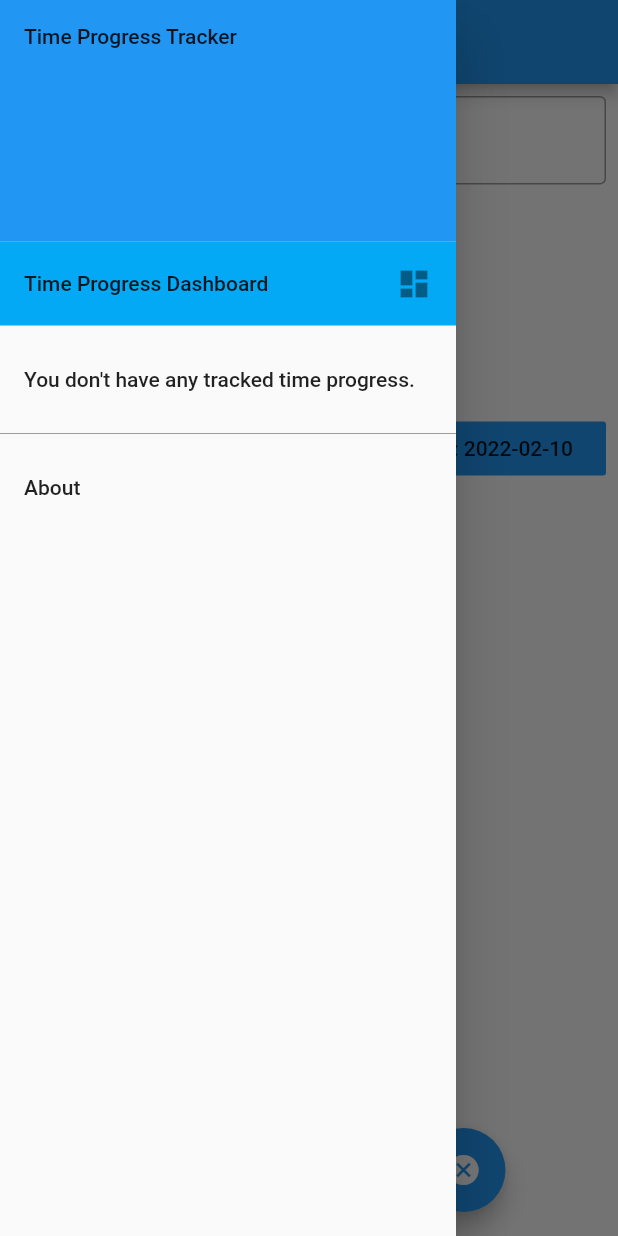
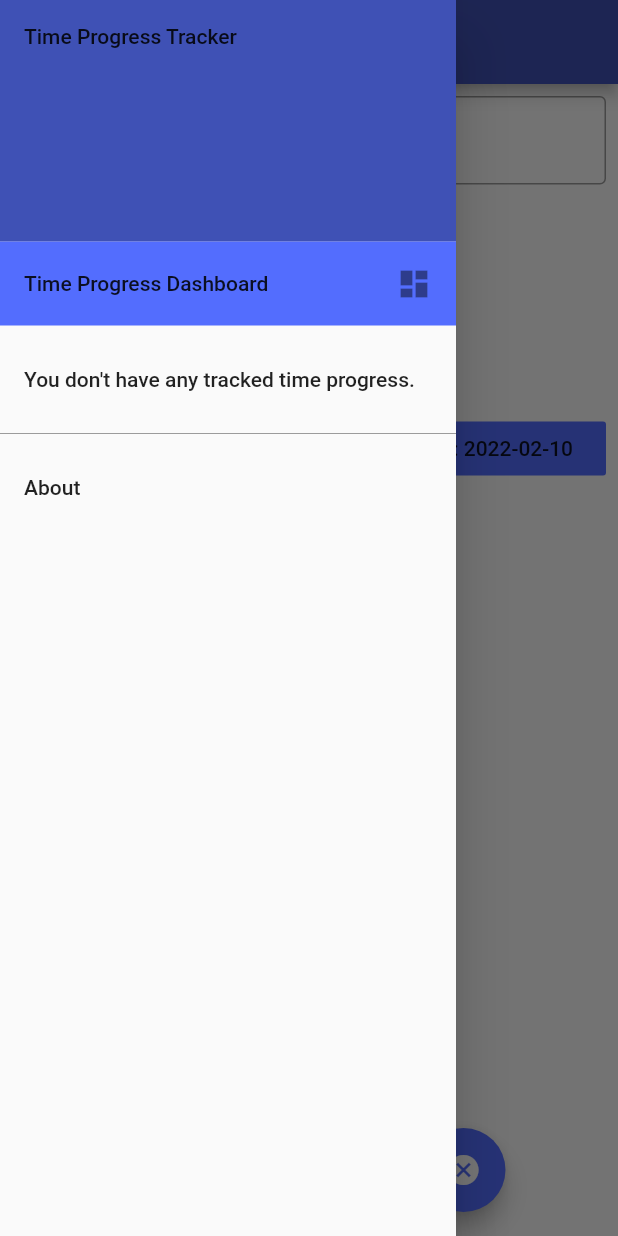
Before and after one commit to andreas-fahrecker/time_progress_tracker, a Flutter app: the ProgressCreationScreen screen opened by its route, with the side drawer open, on a phone screen of 412 x 824 dp. Run offline on Flutter 3.47's test engine with Material 2 defaults, Android fonts, the phone set to English and light mode, and no system bars; our stand-ins replace flutter_redux, package_info, percent_indicator, redux, shared_preferences; accounts and stored records are empty.

Commit message:
Started Using ThemeData, Changed Primary Color to indigo and corrected logo to indigo.
Signed-off-by: Andreas Fahrecker <AndreasFahrecker@gmail.com>

```diff
--- a/lib/app.dart
+++ b/lib/app.dart
@@ -25,7 +25,9 @@ class TimeProgressTrackerApp extends StatelessWidget {
       child: MaterialApp(
         title: name,
         theme: ThemeData(
-          primarySwatch: Colors.blue,
+          primarySwatch: Colors.indigo,
+          accentColor: Colors.indigoAccent,
+          brightness: Brightness.light,
           visualDensity: VisualDensity.adaptivePlatformDensity,
         ),
         initialRoute: ProgressDashboardScreen.routeName,
--- a/lib/screens/progress_creation_screen.dart
+++ b/lib/screens/progress_creation_screen.dart
@@ -61,6 +61,8 @@ class _ProgressCreationScreenState extends State<ProgressCreationScreen> {
 
   @override
   Widget build(BuildContext context) {
+    ThemeData appTheme = Theme.of(context);
+
     return Scaffold(
       appBar: AppBar(
         title: Text("Create Time Progress"),
@@ -95,7 +97,7 @@ class _ProgressCreationScreenState extends State<ProgressCreationScreen> {
                   Expanded(
                     flex: 5,
                     child: FlatButton(
-                      color: Colors.blue,
+                      color: appTheme.accentColor,
                       child: Text(
                           "Start Date: ${pickedStartTime.toLocal().toString().split(" ")[0]}"),
                       onPressed: () async {
@@ -115,7 +117,7 @@ class _ProgressCreationScreenState extends State<ProgressCreationScreen> {
                   Expanded(
                     flex: 5,
                     child: FlatButton(
-                      color: Colors.blue,
+                      color: appTheme.accentColor,
                       child: Text(
                           "End Date: ${pickedEndTime.toLocal().toString().split(" ")[0]}"),
                       onPressed: () async {
--- a/lib/widgets/app_drawer_widget.dart
+++ b/lib/widgets/app_drawer_widget.dart
@@ -21,6 +21,8 @@ class AppDrawer extends StatelessWidget {
 
   @override
   Widget build(BuildContext context) {
+    ThemeData appTheme = Theme.of(context);
+
     return Drawer(
       child: StoreConnector(
         converter: _ViewModel.fromStore,
@@ -34,11 +36,11 @@ class AppDrawer extends StatelessWidget {
           List<Widget> drawerTileList = List<Widget>();
           drawerTileList.add(DrawerHeader(
             child: Text(TimeProgressTrackerApp.name),
-            decoration: BoxDecoration(color: Colors.blue),
+            decoration: BoxDecoration(color: appTheme.primaryColor),
             margin: EdgeInsets.zero,
           ));
           drawerTileList.add(Container(
-            color: Colors.lightBlue,
+            color: appTheme.accentColor,
             margin: EdgeInsets.only(bottom: 8),
             child: ListTile(
               title: Text(ProgressDashboardScreen.title),
@@ -96,7 +98,7 @@ class AppDrawer extends StatelessWidget {
                     context: context,
                     applicationName: TimeProgressTrackerApp.name,
                     applicationVersion: " Version $appVersion",
-                    applicationLegalese: '\u00a9Andreas Fahrecker 2020');
+                    applicationLegalese: '\u00a9Andreas Fahrecker 2020-2021');
               },
             ),
           ));
--- a/lib/widgets/progress_detail_widgets/progress_detail_select_date_btn_widget.dart
+++ b/lib/widgets/progress_detail_widgets/progress_detail_select_date_btn_widget.dart
@@ -14,8 +14,10 @@ class ProgressDetailSelectDateButton extends StatelessWidget {
 
   @override
   Widget build(BuildContext context) {
+    ThemeData appTheme = Theme.of(context);
+
     return FlatButton(
-      color: Colors.blue,
+      color: appTheme.accentColor,
       child: Text(
           "$leadingString ${selectedDate.toLocal().toString().split(" ")[0]}"),
       onPressed: () async {
--- a/pubspec.yaml
+++ b/pubspec.yaml
@@ -15,7 +15,7 @@ publish_to: 'none' # Remove this line if you wish to publish to pub.dev
 # In iOS, build-name is used as CFBundleShortVersionString while build-number used as CFBundleVersion.
 # Read more about iOS versioning at
 # https://developer.apple.com/library/archive/documentation/General/Reference/InfoPlistKeyReference/Articles/CoreFoundationKeys.html
-version: 0.0.6+6
+version: 0.0.7+7
 
 environment:
   sdk: ">=2.7.0 <3.0.0"
```
Also changed, not shown: assets/icons/launcher_icon.png, 5 other files.
